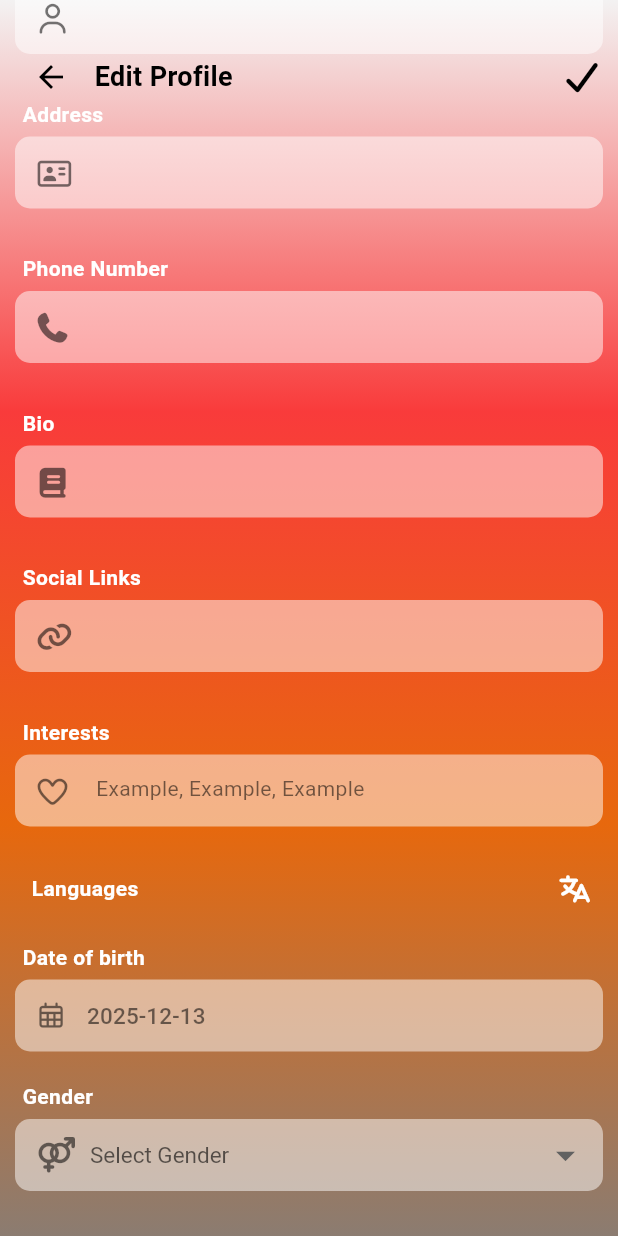
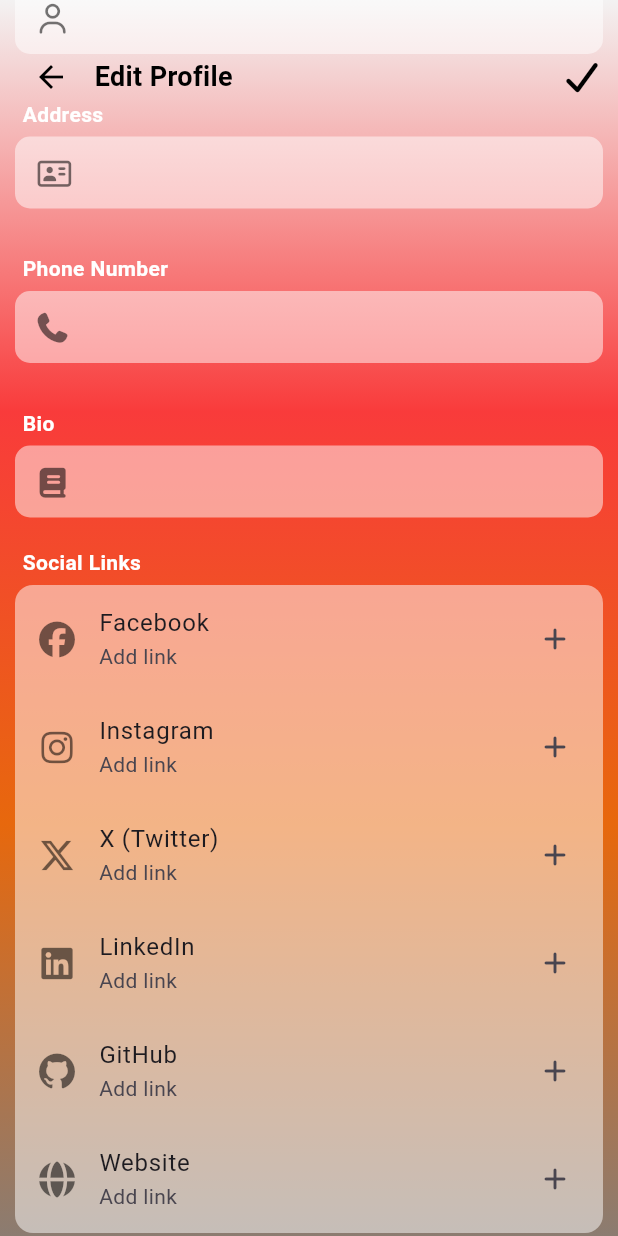
Before and after one commit to AbdelmelekMedh/battle_app, a Flutter app: the EditProfile screen opened directly with empty values, scrolled down 307 dp, on a phone screen of 412 x 824 dp. Run offline on Flutter 3.47's test engine with Material 3 defaults, Android fonts, the light colour scheme and no system bars; drawn by our look-alikes of multi_select_flutter; our stand-ins replace cached_network_image, flutter_rating_bar, font_awesome_flutter, google_maps_flutter, image_picker, responsive_builder and 4 more; accounts and stored records are empty; network calls fail.

Commit message:
update social Links

```diff
--- /dev/null
+++ b/lib/common/social_platform.dart
@@ -0,0 +1,19 @@
+import 'package:flutter/cupertino.dart';
+import 'package:font_awesome_flutter/font_awesome_flutter.dart';
+
+class SocialPlatform {
+  final String key;
+  final String label;
+  final IconData icon;
+
+  SocialPlatform(this.key, this.label, this.icon);
+}
+
+final List<SocialPlatform> socialPlatforms = [
+  SocialPlatform('facebook', 'Facebook', FontAwesomeIcons.facebook),
+  SocialPlatform('instagram', 'Instagram', FontAwesomeIcons.instagram),
+  SocialPlatform('x', 'X (Twitter)', FontAwesomeIcons.xTwitter),
+  SocialPlatform('linkedin', 'LinkedIn', FontAwesomeIcons.linkedin),
+  SocialPlatform('github', 'GitHub', FontAwesomeIcons.github),
+  SocialPlatform('website', 'Website', FontAwesomeIcons.globe),
+];
--- a/lib/pages/edit_profile.dart
+++ b/lib/pages/edit_profile.dart
@@ -1,10 +1,10 @@
 import 'dart:io';
 
+import 'package:battle_app/common/social_platform.dart';
 import 'package:battle_app/pages/profile.dart';
 import 'package:flutter/material.dart';
 import 'package:font_awesome_flutter/font_awesome_flutter.dart';
 import 'package:image_picker/image_picker.dart';
-import 'package:multi_select_flutter/dialog/multi_select_dialog_field.dart';
 import 'package:multi_select_flutter/multi_select_flutter.dart';
 
 import '../api/profile_api.dart';
@@ -27,7 +27,7 @@ class _EditProfileState extends State<EditProfile> {
   final _addressController = TextEditingController();
   final _phoneNumberController = TextEditingController();
   final _bioController = TextEditingController();
-  final _socialLinksController = TextEditingController();
+  Map<String, String> _socialLinks = {};
   final _interestsController = TextEditingController();
   List<String> _selectedLanguages = [];
 
@@ -47,15 +47,18 @@ class _EditProfileState extends State<EditProfile> {
       _addressController.text = profile.address ?? '';
       _phoneNumberController.text = profile.phoneNumber ?? '';
       _bioController.text = profile.bio ?? '';
-      _socialLinksController.text = profile.socialLinks!.links.entries
-          .map((e) => '${e.key}:${e.value}')
-          .join(', ') ?? '';
+
+      _socialLinks = Map<String, String>.from(
+        profile.socialLinks?.links ?? {},
+      );
 
       _interestsController.text = profile.interests.join(', ');
       _selectedLanguages = List<String>.from(profile.languages);
+
       if (profile.dateOfBirth != null) {
         _selectedDate = profile.dateOfBirth;
       }
+
       if (_listGender.contains(profile.gender)) {
         _selectedGender = profile.gender;
       }
@@ -68,7 +71,6 @@ class _EditProfileState extends State<EditProfile> {
     _addressController.dispose();
     _phoneNumberController.dispose();
     _bioController.dispose();
-    _socialLinksController.dispose();
     _interestsController.dispose();
     super.dispose();
   }
@@ -100,6 +102,79 @@ class _EditProfileState extends State<EditProfile> {
     }
   }
 
+  void _openSocialLinkSheet(SocialPlatform platform) {
+    final controller = TextEditingController(
+      text: _socialLinks[platform.key],
+    );
+
+    showModalBottomSheet(
+      context: context,
+      isScrollControlled: true,
+      backgroundColor: Colors.white.withOpacity(0.5),
+      shape: RoundedRectangleBorder(
+        borderRadius: BorderRadius.vertical(top: Radius.circular(20)),
+      ),
+      builder: (_) {
+        return Padding(
+          padding: EdgeInsets.fromLTRB(
+            16,
+            16,
+            16,
+            MediaQuery.of(context).viewInsets.bottom + 16,
+          ),
+          child: Column(
+            mainAxisSize: MainAxisSize.min,
+            crossAxisAlignment: CrossAxisAlignment.start,
+            children: [
+              Row(
+                children: [
+                  Icon(platform.icon),
+                  SizedBox(width: 10),
+                  Text(
+                    platform.label,
+                    style: TextStyle(fontSize: 18, fontWeight: FontWeight.bold),
+                  ),
+                ],
+              ),
+              SizedBox(height: 15),
+              TextField(
+                controller: controller,
+                decoration: InputDecoration(
+                  hintText: 'Paste your ${platform.label} link',
+                  border: OutlineInputBorder(
+                    borderRadius: BorderRadius.circular(10),
+                  ),
+                ),
+              ),
+              SizedBox(height: 15),
+              Row(
+                children: [
+                  Expanded(
+                    child: ElevatedButton(
+                      onPressed: () {
+                        setState(() {
+                          if (controller.text.trim().isEmpty) {
+                            _socialLinks.remove(platform.key);
+                          } else {
+                            _socialLinks[platform.key] =
+                                controller.text.trim();
+                          }
+                        });
+                        Navigator.pop(context);
+                      },
+                      child: Text('Save'),
+                    ),
+                  ),
+                ],
+              ),
+            ],
+          ),
+        );
+      },
+    );
+  }
+
+
   @override
   Widget build(BuildContext context) {
     final profile = widget.userProfile.profile;
@@ -130,7 +205,7 @@ class _EditProfileState extends State<EditProfile> {
               gender: _selectedGender.toString(),
               dateOfBirth: _selectedDate,
               imageProfile: profile.imageProfile,
-              socialLinks: profile.socialLinks, // or parse from text
+              socialLinks: SocialLinks(links: _socialLinks),
               interests: _interestsController.text.split(',').map((e) => e.trim()).toList(),
               languages: List<String>.from(_selectedLanguages),
               id: profile.id,
@@ -227,13 +302,49 @@ class _EditProfileState extends State<EditProfile> {
                     maxLines: null,
                   ),
                   const SizedBox(height: 10),
-                  TextWidget(
-                    controller: _socialLinksController,
-                    label: 'Social Links',
-                    icon: FontAwesomeIcons.link,
-                    keyboardType: TextInputType.url,
-                    textInputAction: TextInputAction.next,
+                  Column(
+                    crossAxisAlignment: CrossAxisAlignment.start,
+                    children: [
+                      Padding(
+                        padding: const EdgeInsets.only(left: 5, bottom: 5),
+                        child: Text(
+                          'Social Links',
+                          style: TextStyle(fontWeight: FontWeight.bold),
                         ),
+                      ),
+                      Container(
+                        decoration: BoxDecoration(
+                          color: Colors.white.withOpacity(0.5),
+                          borderRadius: BorderRadius.circular(12),
+                        ),
+                        child: Column(
+                          children: socialPlatforms.map((platform) {
+                            final hasLink = _socialLinks.containsKey(platform.key);
+
+                            return ListTile(
+                              leading: Icon(platform.icon, color: Colors.black54),
+                              title: Text(platform.label),
+                              subtitle: hasLink
+                                  ? Text(
+                                _socialLinks[platform.key]!,
+                                maxLines: 1,
+                                overflow: TextOverflow.ellipsis,
+                              )
+                                  : Text('Add link'),
+                              trailing: Icon(
+                                hasLink
+                                    ? FontAwesomeIcons.pen
+                                    : FontAwesomeIcons.plus,
+                                size: 16,
+                              ),
+                              onTap: () => _openSocialLinkSheet(platform),
+                            );
+                          }).toList(),
+                        ),
+                      ),
+                    ],
+                  ),
+
                   const SizedBox(height: 10),
                   TextWidget(
                     controller: _interestsController,
@@ -289,11 +400,9 @@ class _EditProfileState extends State<EditProfile> {
                       });
                     },
 
-          buttonIcon: Icon(FontAwesomeIcons.language, color: Colors.white, size: 18),
+                    buttonIcon: Icon(FontAwesomeIcons.add, color: Colors.white, size: 18),
 
                   ),
-
-
                   const SizedBox(height: 15),
                   Column(
                     crossAxisAlignment: CrossAxisAlignment.start,
--- a/lib/pages/sign_in.dart
+++ b/lib/pages/sign_in.dart
@@ -97,6 +97,7 @@ class _SignInState extends State<SignIn> {
                           controller: _usernameController,
                           label: 'Username',
                           icon: FontAwesomeIcons.user,
+                          maxLines: 1,
                           keyboardType: TextInputType.name,
                           textInputAction: TextInputAction.next,
                           validator: (value) => (value?.isEmpty ?? true)
@@ -108,6 +109,7 @@ class _SignInState extends State<SignIn> {
                           label: 'Password',
                           icon: FontAwesomeIcons.lock,
                           obscureText: true,
+                          maxLines: 1,
                           keyboardType: TextInputType.visiblePassword,
                           textInputAction: TextInputAction.done,
                           validator: (value) => (value?.isEmpty ?? true)
--- a/lib/pages/sign_up.dart
+++ b/lib/pages/sign_up.dart
@@ -106,6 +106,7 @@ class _SignUpState extends State<SignUp> {
                           controller: _usernameController,
                           label: 'Username',
                           icon: FontAwesomeIcons.user,
+                          maxLines: 1,
                           keyboardType: TextInputType.name,
                           textInputAction: TextInputAction.next,
                           validator: (value) =>
@@ -116,6 +117,7 @@ class _SignUpState extends State<SignUp> {
                           controller: _emailController,
                           label: 'Your email',
                           icon: FontAwesomeIcons.envelope,
+                          maxLines: 1,
                           keyboardType: TextInputType.emailAddress,
                           textInputAction: TextInputAction.next,
                           validator: (value) =>
@@ -127,6 +129,7 @@ class _SignUpState extends State<SignUp> {
                           label: 'Create a password',
                           icon: FontAwesomeIcons.lock,
                           obscureText: true,
+                          maxLines: 1,
                           keyboardType: TextInputType.visiblePassword,
                           textInputAction: TextInputAction.next,
                           validator: (value) => (value?.isEmpty ?? true)
@@ -139,6 +142,7 @@ class _SignUpState extends State<SignUp> {
                           label: 'Confirm password',
                           icon: FontAwesomeIcons.lock,
                           obscureText: true,
+                          maxLines: 1,
                           keyboardType: TextInputType.visiblePassword,
                           textInputAction: TextInputAction.done,
                           validator: (value) {
--- a/lib/widgets/text_widget.dart
+++ b/lib/widgets/text_widget.dart
@@ -1,5 +1,4 @@
 import 'package:flutter/material.dart';
-import 'package:font_awesome_flutter/font_awesome_flutter.dart';
 
 class TextWidget extends StatelessWidget {
   final TextEditingController controller;
```
Lines whose indentation alone changed are shown as unchanged.
